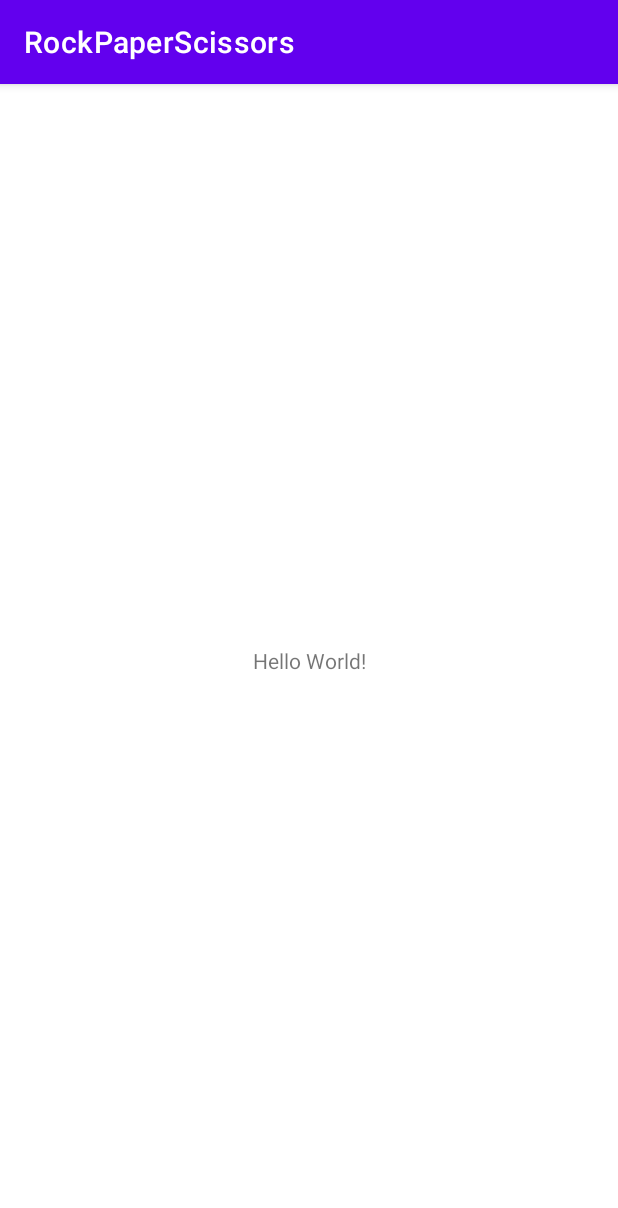
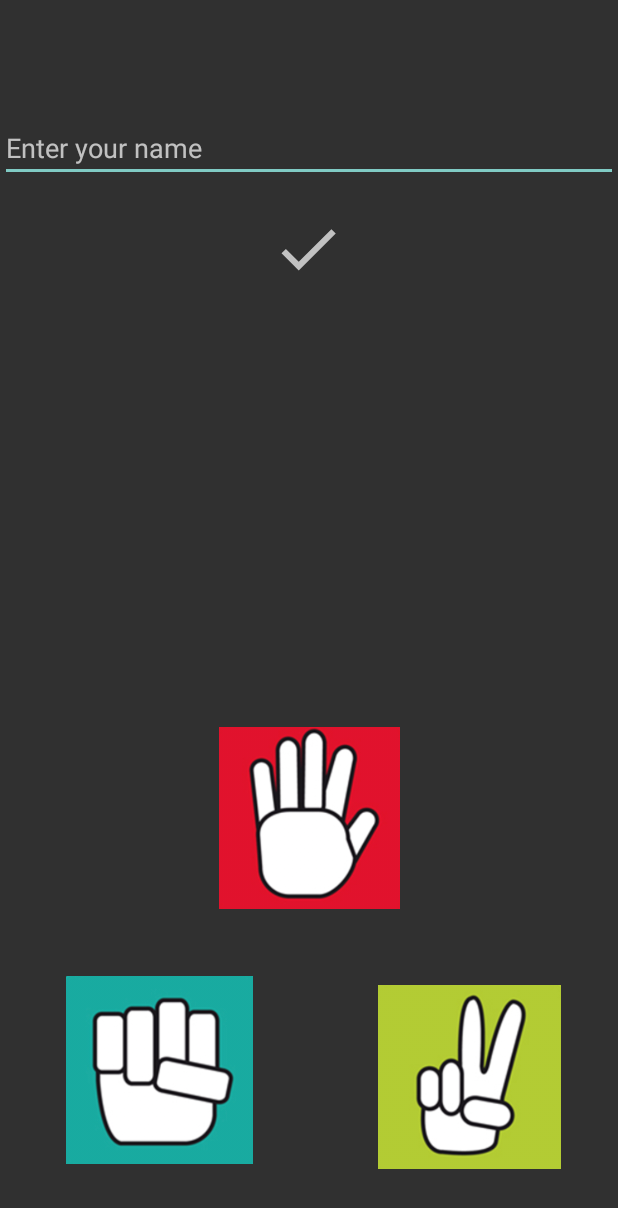
Before and after one commit to ellinaiv/RockPaperScissors, an Android app: the screen it shows after launch (MainActivity), on a phone screen of 412 x 824 dp. Shown: the top 1208 px of the screen. Run offline under Robolectric (Android 15) with nearby library versions, the phone set to English and light mode, and no system bars.

```diff
--- a/app/build.gradle
+++ b/app/build.gradle
@@ -32,7 +32,9 @@ dependencies {
     implementation 'androidx.appcompat:appcompat:1.2.0'
     implementation 'com.google.android.material:material:1.3.0'
     implementation 'androidx.constraintlayout:constraintlayout:2.0.4'
-    testImplementation 'junit:junit:4.+'
+    testImplementation 'junit:junit:4.13.2'
     androidTestImplementation 'androidx.test.ext:junit:1.1.2'
     androidTestImplementation 'androidx.test.espresso:espresso-core:3.3.0'
+    compile 'com.google.android.gms:play-services-nearby:17.0.0'
+
 }
--- a/app/src/main/AndroidManifest.xml
+++ b/app/src/main/AndroidManifest.xml
@@ -1,18 +1,14 @@
 <?xml version="1.0" encoding="utf-8"?>
 <manifest xmlns:android="http://schemas.android.com/apk/res/android"
     package="com.example.rockpaperscissors">
-    <uses-permission
-        android:required="true"
-        android:name="android.permission.ACCESS_FINE_LOCATION"/>
-    <uses-permission
-        android:required="true"
-        android:name="android.permission.ACCESS_WIFI_STATE"/>
-    <uses-permission
-        android:required="true"
-        android:name="android.permission.CHANGE_WIFI_STATE"/>
-    <uses-permission
-        android:required="true"
-        android:name="android.permission.INTERNET"/>
+
+    <uses-sdk android:minSdkVersion="14" />
+    <uses-permission android:name="android.permission.ACCESS_WIFI_STATE" />
+    <uses-permission android:name="android.permission.CHANGE_WIFI_STATE" />
+    <uses-permission android:name="android.permission.ACCESS_FINE_LOCATION" />
+    <uses-permission android:name="android.permission.CHANGE_NETWORK_STATE" />
+    <uses-permission android:name="android.permission.INTERNET" />
+    <uses-permission android:name="android.permission.ACCESS_NETWORK_STATE" />
 
     <application
         android:allowBackup="true"
@@ -20,7 +16,7 @@
         android:label="@string/app_name"
         android:roundIcon="@mipmap/ic_launcher_round"
         android:supportsRtl="true"
-        android:theme="@style/Theme.RockPaperScissors">
+        android:theme="@style/Theme.AppCompat.NoActionBar">
         <activity android:name=".MainActivity">
             <intent-filter>
                 <action android:name="android.intent.action.MAIN" />
--- /dev/null
+++ b/app/src/main/java/com/example/rockpaperscissors/ConnectionReceiver.java
@@ -0,0 +1,16 @@
+package com.example.rockpaperscissors;
+
+import android.content.BroadcastReceiver;
+import android.content.Context;
+import android.content.Intent;
+
+
+public class ConnectionReceiver extends BroadcastReceiver {
+
+
+    @Override
+    public void onReceive(Context context, Intent intent) {
+
+    }
+
+}
--- a/app/src/main/java/com/example/rockpaperscissors/MainActivity.java
+++ b/app/src/main/java/com/example/rockpaperscissors/MainActivity.java
@@ -1,14 +1,14 @@
 package com.example.rockpaperscissors;
-
 import androidx.appcompat.app.AppCompatActivity;
-
 import android.os.Bundle;
 
 public class MainActivity extends AppCompatActivity {
+
 
     @Override
     protected void onCreate(Bundle savedInstanceState) {
         super.onCreate(savedInstanceState);
         setContentView(R.layout.activity_main);
+
     }
 }
--- /dev/null
+++ b/app/src/main/res/drawable/ic_baseline_check_24.xml
@@ -0,0 +1,10 @@
+<vector xmlns:android="http://schemas.android.com/apk/res/android"
+    android:width="24dp"
+    android:height="24dp"
+    android:viewportWidth="24"
+    android:viewportHeight="24"
+    android:tint="?attr/colorControlNormal">
+  <path
+      android:fillColor="@android:color/white"
+      android:pathData="M9,16.17L4.83,12l-1.42,1.41L9,19 21,7l-1.41,-1.41z"/>
+</vector>
--- a/app/src/main/res/layout/activity_main.xml
+++ b/app/src/main/res/layout/activity_main.xml
@@ -6,13 +6,66 @@
     android:layout_height="match_parent"
     tools:context=".MainActivity">
 
-    <TextView
-        android:layout_width="wrap_content"
+    <com.google.android.material.textfield.TextInputEditText
+        android:id="@+id/textInputEditText"
+        android:layout_width="match_parent"
         android:layout_height="wrap_content"
-        android:text="Hello World!"
-        app:layout_constraintBottom_toBottomOf="parent"
-        app:layout_constraintLeft_toLeftOf="parent"
-        app:layout_constraintRight_toRightOf="parent"
+        android:layout_marginTop="76dp"
+        android:hint="Enter your name"
+        app:layout_constraintEnd_toEndOf="parent"
+        app:layout_constraintHorizontal_bias="0.0"
+        app:layout_constraintStart_toStartOf="parent"
         app:layout_constraintTop_toTopOf="parent" />
 
+    <ImageView
+        android:id="@+id/imageView"
+        android:layout_width="76dp"
+        android:layout_height="49dp"
+        android:layout_marginTop="20dp"
+        app:layout_constraintEnd_toEndOf="parent"
+        app:layout_constraintHorizontal_bias="0.498"
+        app:layout_constraintStart_toStartOf="parent"
+        app:layout_constraintTop_toBottomOf="@+id/textInputEditText"
+        app:srcCompat="@drawable/ic_baseline_check_24" />
+
+    <androidx.constraintlayout.widget.ConstraintLayout
+        android:layout_width="335dp"
+        android:layout_height="360dp"
+        android:layout_marginBottom="16dp"
+        app:layout_constraintBottom_toBottomOf="parent"
+        app:layout_constraintEnd_toEndOf="parent"
+        app:layout_constraintStart_toStartOf="parent">
+
+        <ImageView
+            android:id="@+id/imageView2"
+            android:layout_width="139dp"
+            android:layout_height="121dp"
+            app:layout_constraintBottom_toBottomOf="parent"
+            app:layout_constraintEnd_toEndOf="parent"
+            app:layout_constraintStart_toStartOf="parent"
+            app:layout_constraintTop_toTopOf="parent"
+            app:layout_constraintVertical_bias="0.154"
+            app:srcCompat="@drawable/paper" />
+
+        <ImageView
+            android:id="@+id/imageView3"
+            android:layout_width="130dp"
+            android:layout_height="125dp"
+            android:layout_marginBottom="32dp"
+            app:layout_constraintBottom_toBottomOf="parent"
+            app:layout_constraintEnd_toEndOf="parent"
+            app:layout_constraintHorizontal_bias="0.014"
+            app:layout_constraintStart_toStartOf="parent"
+            app:srcCompat="@drawable/rock" />
+
+        <ImageView
+            android:id="@+id/imageView4"
+            android:layout_width="122dp"
+            android:layout_height="132dp"
+            android:layout_marginBottom="24dp"
+            app:layout_constraintBottom_toBottomOf="parent"
+            app:layout_constraintEnd_toEndOf="parent"
+            app:srcCompat="@drawable/scissors" />
+    </androidx.constraintlayout.widget.ConstraintLayout>
+
 </androidx.constraintlayout.widget.ConstraintLayout>
```
Also changed, not shown: app/src/main/res/drawable/paper.png (added), app/src/main/res/drawable/rock.png (added), app/src/main/res/drawable/scissors.png (added), 1 other file.
